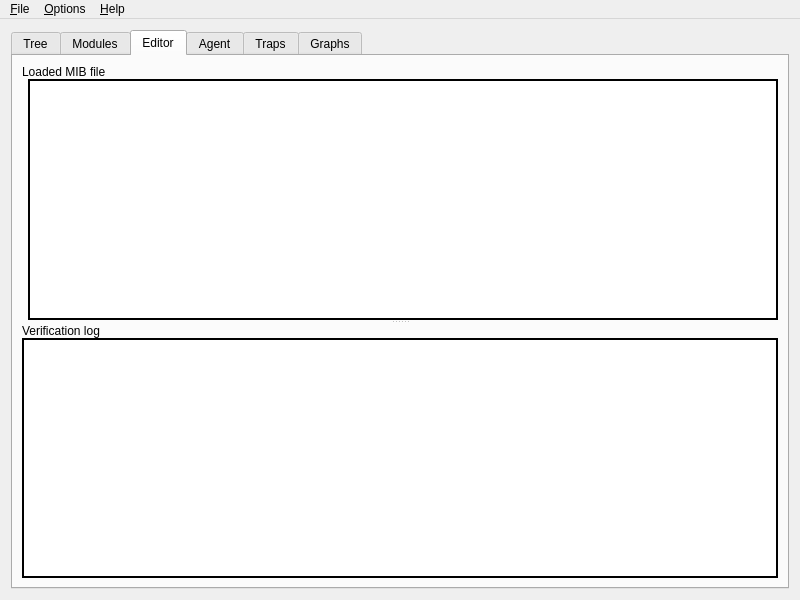
Qt form app/mainw.ui (verrio/snmpb) before a commit.
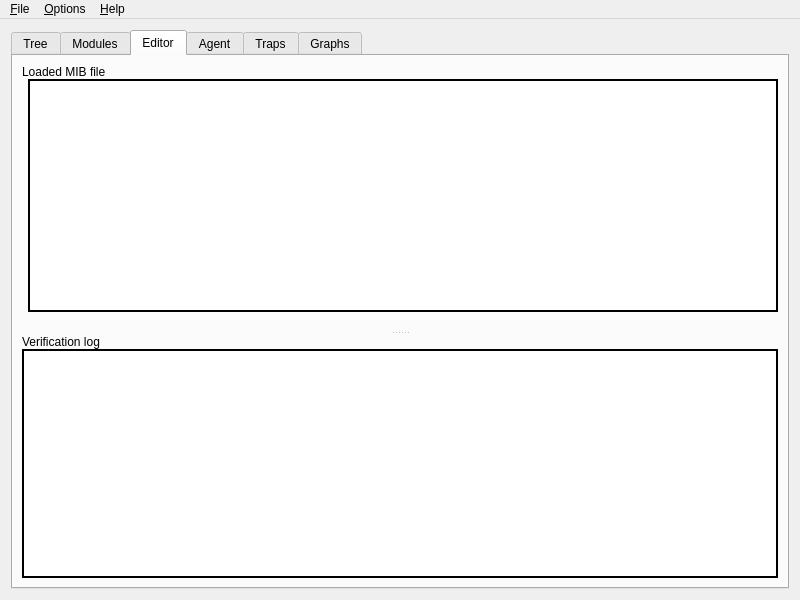
The same form after that commit. The open tabs and pages were chosen to show the change. Icons and pictures are not drawn. Custom widgets are drawn as their Qt base class.

Commit message: Reorganized editor code + created class for it

What changed in the file:
```diff
--- a/app/mainw.ui
+++ b/app/mainw.ui
@@ -441,6 +441,13 @@
               </item>
              </layout>
             </item>
+            <item>
+             <widget class="QStatusBar" name="MIBFileStatus" >
+              <property name="sizeGripEnabled" >
+               <bool>false</bool>
+              </property>
+             </widget>
+            </item>
            </layout>
           </widget>
           <widget class="QWidget" name="layoutWidget" >
```
The commit also changes 5 other files.
